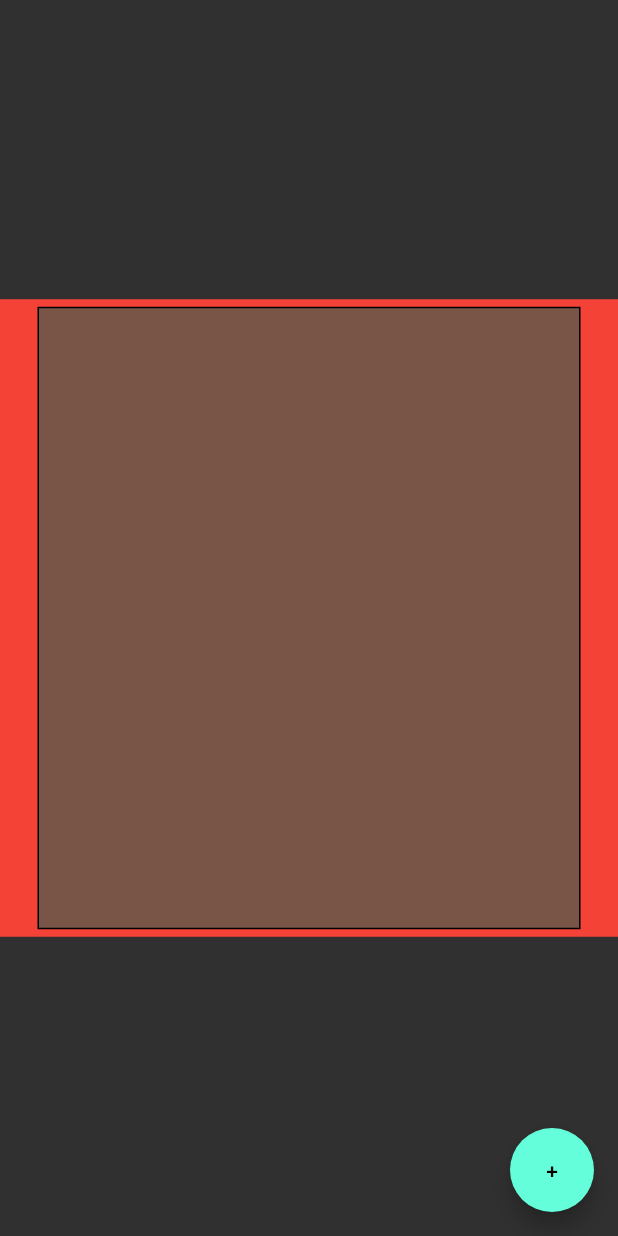
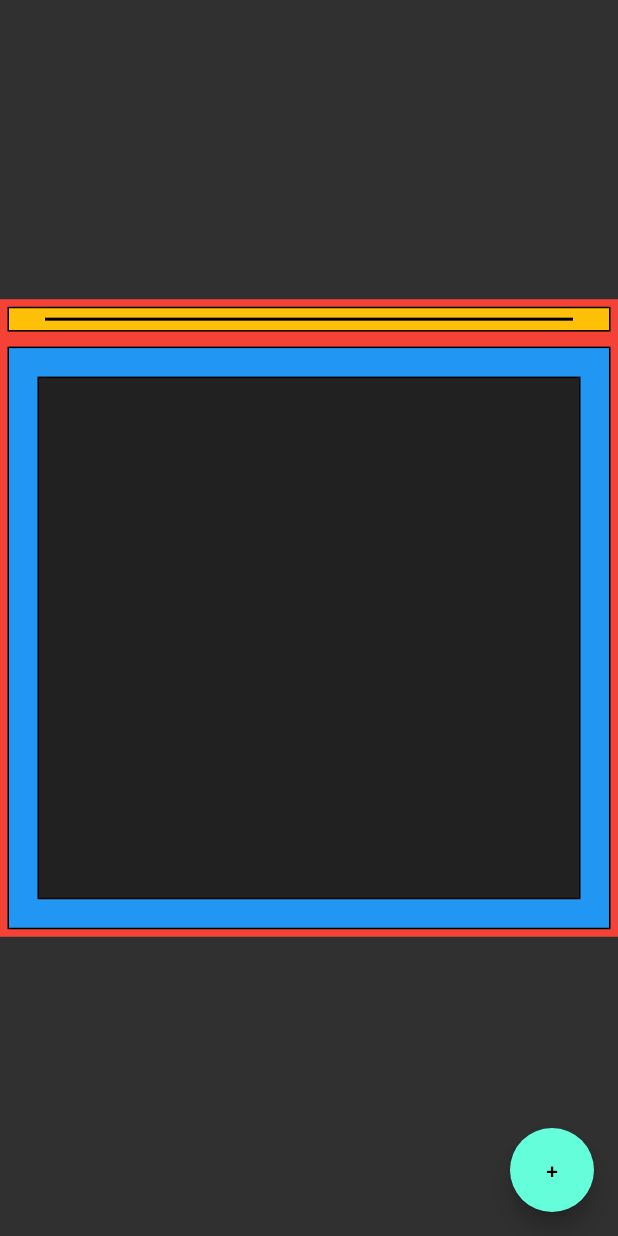
Before and after one commit to lpongetti/treemap, a Flutter app: the screen it shows after launch, on a phone screen of 412 x 824 dp. Run offline on Flutter 3.47's test engine with Material 2 defaults, Android fonts, the phone set to English and light mode, and no system bars.

Commit message:
Removed root and added children method to TreeMapLayout

```diff
--- a/example/lib/main.dart
+++ b/example/lib/main.dart
@@ -68,10 +68,24 @@ class _MyHomePageState extends State<MyHomePage> {
           child: TreeMapLayout(
             duration: Duration(milliseconds: 500),
             tile: Binary(),
-            root: TreeNode.node(
-              padding: EdgeInsets.symmetric(horizontal: 20),
-              children: childNode,
-            ),
+            children: [
+              TreeNode.node(
+                padding: EdgeInsets.all(20),
+                margin: EdgeInsets.all(5),
+                children: childNode,
+                options: TreeNodeOptions(
+                  color: Colors.amber,
+                ),
+              ),
+              TreeNode.node(
+                padding: EdgeInsets.all(20),
+                margin: EdgeInsets.all(5),
+                children: [TreeNode.leaf(value: 15)],
+                options: TreeNodeOptions(
+                  color: Colors.blue,
+                ),
+              ),
+            ],
           ),
         ),
       ),
--- a/lib/src/treemap.dart
+++ b/lib/src/treemap.dart
@@ -41,10 +41,10 @@ class TreeMap {
     if (node.children != null) {
       tile.position(
           node,
-          node.left + node.padding!.left,
-          node.top + node.padding!.top,
-          node.right - node.padding!.right,
-          node.bottom - node.padding!.bottom);
+          node.left + node.padding.left,
+          node.top + node.padding.top,
+          node.right - node.padding.right,
+          node.bottom - node.padding.bottom);
     }
   }
 
--- a/lib/src/treemap_layout.dart
+++ b/lib/src/treemap_layout.dart
@@ -5,13 +5,13 @@ import 'package:treemap/src/treemap.dart';
 import 'package:treemap/src/treenode.dart';
 
 class TreeMapLayout extends StatelessWidget {
-  final TreeNode root;
+  final List<TreeNode> children;
   final Tile tile;
   final bool round;
   final Duration? duration;
 
   TreeMapLayout({
-    required this.root,
+    required this.children,
     this.tile = const Squarify(),
     this.round = false,
     this.duration,
@@ -22,13 +22,15 @@ class TreeMapLayout extends StatelessWidget {
     return LayoutBuilder(
       builder: (context, constraints) {
         var treemap = TreeMap(
-          root: root,
+          root: TreeNode.node(children: children),
           size: Size(constraints.maxWidth, constraints.maxHeight),
           tile: tile,
         );
 
         return Stack(
-          children: treemap.leaves.fold([], (result, node) {
+          children: treemap.leaves.fold(
+            [],
+            (result, node) {
               final child = node.builder != null
                   ? node.builder!(context)
                   : InkWell(
@@ -66,7 +68,8 @@ class TreeMapLayout extends StatelessWidget {
                           child: child,
                         ),
                 );
-          }),
+            },
+          ),
         );
       },
     );
--- a/lib/src/treenode.dart
+++ b/lib/src/treenode.dart
@@ -2,54 +2,45 @@ import 'package:flutter/material.dart';
 import 'package:treemap/src/treenode_base.dart';
 
 class TreeNode implements TreeNodeBase {
-  List<TreeNode>? _children;
+  List<TreeNode>? children;
   TreeNodeOptions? options;
-  EdgeInsets _margin;
-  EdgeInsets? _padding;
-  num _value = 0;
-  WidgetBuilder? _builder;
-  TreeNode? _parent;
+  EdgeInsets margin;
+  EdgeInsets padding;
+  num value = 0;
+  WidgetBuilder? builder;
+
+  TreeNode? parent;
   double top = 0;
   double left = 0;
   double right = 0;
   double bottom = 0;
 
-  List<TreeNode>? get children => _children;
-  num get value => _value;
-  EdgeInsets get margin => _margin;
-  EdgeInsets? get padding => _padding;
-  WidgetBuilder? get builder => _builder;
-  TreeNode? get parent => _parent;
-
   TreeNode.node({
-    required List<TreeNode> children,
-    EdgeInsets margin = const EdgeInsets.all(0),
-    EdgeInsets padding = const EdgeInsets.all(0),
-  })  : _children = children,
-        _margin = margin,
-        _padding = padding,
-        assert(children.length > 0) {
-    _value = 0;
-    for (var child in children) {
-      _value += child.value;
-      child._parent = this;
+    required this.children,
+    WidgetBuilder? builder,
+    this.margin = const EdgeInsets.all(0),
+    this.padding = const EdgeInsets.all(0),
+    this.options,
+  }) : assert(children != null && children.length > 0) {
+    for (var child in children ?? []) {
+      this.value += child.value;
+      child.parent = this;
     }
   }
 
   TreeNode.leaf({
-    required num value,
+    required this.value,
     WidgetBuilder? builder,
-    EdgeInsets margin = const EdgeInsets.all(0),
+    this.margin = const EdgeInsets.all(0),
+    this.padding = const EdgeInsets.all(0),
     this.options,
-  })  : _value = value,
-        _builder = builder,
-        _margin = margin;
+  }) : assert(value > 0);
 
   int get depth {
     int depth = 0;
-    TreeNode? parent = _parent;
-    while (parent != null) {
-      parent = parent._parent;
+    TreeNode? dparent = parent;
+    while (dparent != null) {
+      dparent = dparent.parent;
       depth++;
     }
     return depth;
@@ -61,7 +52,7 @@ class TreeNode implements TreeNodeBase {
       if (child.children == null) {
         leafs.add(child);
       } else {
-        leafs.addAll(child.leaves);
+        leafs.addAll([child, ...child.leaves]);
       }
     }
     return leafs;
--- a/pubspec.yaml
+++ b/pubspec.yaml
@@ -1,7 +1,7 @@
 name: treemap
 description:
   A simple Dart implementation of treemap.
-version: 0.3.1
+version: 0.3.2
 
 homepage: https://github.com/lpongetti/treemap
 
```
Also changed, not shown: example/pubspec.lock, 3 other files. Lines whose indentation alone changed are shown as unchanged.
